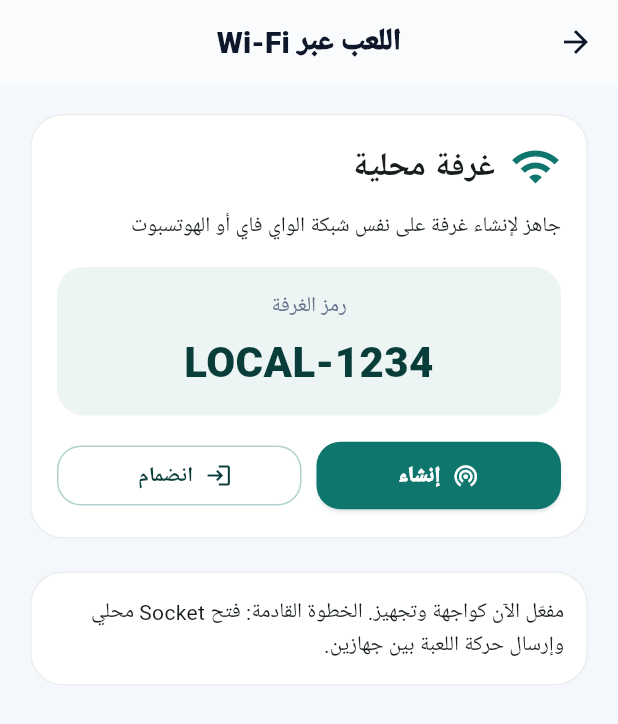
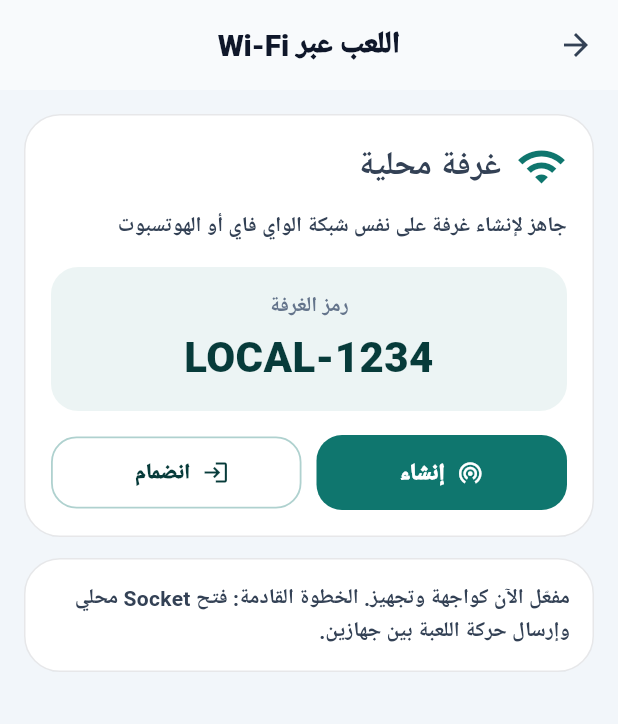
Before and after one commit to aljwaal1/gameslocal, a Flutter app: the screen it shows after launch, after a tap on "Wi‑Fi قديم", on a phone screen of 412 x 824 dp. Shown: the top 724 px of the screen. Run offline on Flutter 3.47's test engine with Material 3 defaults, Android fonts, the phone set to English and light mode, and no system bars; our stand-ins replace audioplayers, qr_flutter, shared_preferences; missing offline and left inert: flame.

Commit message:
Build premium global visual system

```diff
--- a/lib/design/app_theme.dart
+++ b/lib/design/app_theme.dart
@@ -1,21 +1,33 @@
 import 'package:flutter/material.dart';
 
 class AppColors {
-  static const background = Color(0xFFF4F7FB);
+  static const background = Color(0xFFF2F6FA);
+  static const backgroundWarm = Color(0xFFF9F6F0);
   static const surface = Color(0xFFFFFFFF);
+  static const surfaceSoft = Color(0xFFF8FAFC);
   static const primary = Color(0xFF0F766E);
-  static const primaryDark = Color(0xFF083D39);
-  static const accent = Color(0xFFFFB703);
-  static const accentSoft = Color(0xFFFFE8A3);
+  static const primaryDark = Color(0xFF073B3A);
+  static const primaryBright = Color(0xFF14B8A6);
+  static const accent = Color(0xFFF5B82E);
+  static const accentSoft = Color(0xFFFFE9A8);
   static const secondary = Color(0xFF6D28D9);
-  static const cyan = Color(0xFF0EA5E9);
-  static const success = Color(0xFF16A34A);
+  static const secondaryBright = Color(0xFF8B5CF6);
+  static const cyan = Color(0xFF0284C7);
+  static const success = Color(0xFF15803D);
   static const danger = Color(0xFFDC2626);
   static const ink = Color(0xFF0F172A);
+  static const inkSoft = Color(0xFF334155);
   static const muted = Color(0xFF64748B);
-  static const boardDark = Color(0xFF1F5D50);
-  static const boardLight = Color(0xFFF0E5C9);
-  static const navy = Color(0xFF0B1220);
+  static const boardDark = Color(0xFF174C43);
+  static const boardLight = Color(0xFFF3E8CC);
+  static const navy = Color(0xFF08111F);
+  static const hairline = Color(0x1A0F172A);
+
+  static const heroGradient = <Color>[
+    Color(0xFF073B3A),
+    Color(0xFF0F766E),
+    Color(0xFF5B21B6),
+  ];
 }
 
 class AppThemeFactory {
@@ -25,91 +37,232 @@ class AppThemeFactory {
       brightness: Brightness.light,
     ).copyWith(
       primary: AppColors.primary,
+      onPrimary: Colors.white,
       secondary: AppColors.secondary,
+      onSecondary: Colors.white,
       tertiary: AppColors.accent,
       error: AppColors.danger,
       surface: AppColors.surface,
+      onSurface: AppColors.ink,
+      surfaceContainerHighest: AppColors.surfaceSoft,
+      outline: const Color(0x330F172A),
+    );
+
+    const baseText = TextTheme(
+      headlineSmall: TextStyle(
+        color: AppColors.ink,
+        fontWeight: FontWeight.w900,
+        letterSpacing: -.2,
+      ),
+      titleLarge: TextStyle(
+        color: AppColors.ink,
+        fontWeight: FontWeight.w900,
+      ),
+      titleMedium: TextStyle(
+        color: AppColors.ink,
+        fontWeight: FontWeight.w800,
+      ),
+      bodyLarge: TextStyle(
+        color: AppColors.inkSoft,
+        fontWeight: FontWeight.w600,
+        height: 1.35,
+      ),
+      bodyMedium: TextStyle(
+        color: AppColors.inkSoft,
+        fontWeight: FontWeight.w600,
+        height: 1.35,
+      ),
+      labelLarge: TextStyle(fontWeight: FontWeight.w900),
     );
 
     return ThemeData(
       useMaterial3: true,
       colorScheme: scheme,
+      textTheme: baseText,
       scaffoldBackgroundColor: AppColors.background,
+      splashFactory: InkSparkle.splashFactory,
+      visualDensity: VisualDensity.standard,
       appBarTheme: const AppBarTheme(
         centerTitle: true,
-        backgroundColor: Color(0xFFF9FBFD),
+        backgroundColor: Color(0xFFF8FAFC),
         foregroundColor: AppColors.ink,
         elevation: 0,
         scrolledUnderElevation: 0,
         surfaceTintColor: Colors.transparent,
+        toolbarHeight: 60,
+        iconTheme: IconThemeData(color: AppColors.inkSoft, size: 24),
+        actionsIconTheme: IconThemeData(color: AppColors.inkSoft, size: 24),
         titleTextStyle: TextStyle(
           color: AppColors.ink,
           fontSize: 20,
           fontWeight: FontWeight.w900,
-          letterSpacing: .1,
+          letterSpacing: -.15,
         ),
       ),
       cardTheme: CardThemeData(
         elevation: 0,
         color: AppColors.surface,
         surfaceTintColor: Colors.transparent,
-        shadowColor: const Color(0x220F172A),
+        shadowColor: const Color(0x260F172A),
+        margin: EdgeInsets.zero,
         shape: RoundedRectangleBorder(
-          borderRadius: BorderRadius.circular(22),
-          side: const BorderSide(color: Color(0x140F172A)),
+          borderRadius: BorderRadius.circular(24),
+          side: const BorderSide(color: AppColors.hairline),
         ),
       ),
       filledButtonTheme: FilledButtonThemeData(
-        style: FilledButton.styleFrom(
-          backgroundColor: AppColors.primary,
-          foregroundColor: Colors.white,
-          elevation: 1,
-          shadowColor: const Color(0x440F766E),
-          shape: RoundedRectangleBorder(
-            borderRadius: BorderRadius.circular(16),
+        style: ButtonStyle(
+          minimumSize: const WidgetStatePropertyAll(Size(48, 50)),
+          padding: const WidgetStatePropertyAll(
+            EdgeInsets.symmetric(horizontal: 20, vertical: 14),
           ),
-          padding: const EdgeInsets.symmetric(horizontal: 18, vertical: 13),
-          textStyle: const TextStyle(fontWeight: FontWeight.w900),
+          foregroundColor: const WidgetStatePropertyAll(Colors.white),
+          backgroundColor: WidgetStateProperty.resolveWith((states) {
+            if (states.contains(WidgetState.disabled)) {
+              return const Color(0xFFCBD5E1);
+            }
+            if (states.contains(WidgetState.pressed)) {
+              return AppColors.primaryDark;
+            }
+            return AppColors.primary;
+          }),
+          overlayColor: const WidgetStatePropertyAll(Color(0x20FFFFFF)),
+          elevation: const WidgetStatePropertyAll(0),
+          shape: WidgetStatePropertyAll(
+            RoundedRectangleBorder(borderRadius: BorderRadius.circular(17)),
+          ),
+          textStyle: const WidgetStatePropertyAll(
+            TextStyle(fontWeight: FontWeight.w900, fontSize: 15),
+          ),
         ),
       ),
       outlinedButtonTheme: OutlinedButtonThemeData(
-        style: OutlinedButton.styleFrom(
+        style: ButtonStyle(
+          minimumSize: const WidgetStatePropertyAll(Size(48, 48)),
+          foregroundColor: const WidgetStatePropertyAll(AppColors.primaryDark),
+          side: const WidgetStatePropertyAll(
+            BorderSide(color: Color(0x550F766E), width: 1.2),
+          ),
+          overlayColor: const WidgetStatePropertyAll(Color(0x100F766E)),
+          shape: WidgetStatePropertyAll(
+            RoundedRectangleBorder(borderRadius: BorderRadius.circular(17)),
+          ),
+          textStyle: const WidgetStatePropertyAll(
+            TextStyle(fontWeight: FontWeight.w900),
+          ),
+        ),
+      ),
+      textButtonTheme: TextButtonThemeData(
+        style: TextButton.styleFrom(
           foregroundColor: AppColors.primaryDark,
-          side: const BorderSide(color: Color(0x550F766E)),
-          shape: RoundedRectangleBorder(
-            borderRadius: BorderRadius.circular(16),
-          ),
-          textStyle: const TextStyle(fontWeight: FontWeight.w800),
+          textStyle: const TextStyle(fontWeight: FontWeight.w900),
+          shape: RoundedRectangleBorder(borderRadius: BorderRadius.circular(14)),
+        ),
+      ),
+      iconButtonTheme: IconButtonThemeData(
+        style: ButtonStyle(
+          foregroundColor: const WidgetStatePropertyAll(AppColors.inkSoft),
+          backgroundColor: WidgetStateProperty.resolveWith((states) {
+            if (states.contains(WidgetState.pressed)) {
+              return const Color(0x140F766E);
+            }
+            return Colors.transparent;
+          }),
+          shape: const WidgetStatePropertyAll(CircleBorder()),
         ),
       ),
       inputDecorationTheme: InputDecorationTheme(
         filled: true,
         fillColor: Colors.white,
-        contentPadding: const EdgeInsets.symmetric(horizontal: 14, vertical: 12),
+        contentPadding: const EdgeInsets.symmetric(horizontal: 16, vertical: 14),
+        hintStyle: const TextStyle(
+          color: AppColors.muted,
+          fontWeight: FontWeight.w600,
+        ),
+        labelStyle: const TextStyle(
+          color: AppColors.inkSoft,
+          fontWeight: FontWeight.w800,
+        ),
         border: OutlineInputBorder(
-          borderRadius: BorderRadius.circular(16),
-          borderSide: const BorderSide(color: Color(0x220F172A)),
+          borderRadius: BorderRadius.circular(17),
+          borderSide: const BorderSide(color: AppColors.hairline),
         ),
         enabledBorder: OutlineInputBorder(
-          borderRadius: BorderRadius.circular(16),
-          borderSide: const BorderSide(color: Color(0x220F172A)),
+          borderRadius: BorderRadius.circular(17),
+          borderSide: const BorderSide(color: Color(0x240F172A)),
         ),
         focusedBorder: OutlineInputBorder(
-          borderRadius: BorderRadius.circular(16),
-          borderSide: const BorderSide(color: AppColors.cyan, width: 2),
+          borderRadius: BorderRadius.circular(17),
+          borderSide: const BorderSide(color: AppColors.primaryBright, width: 2),
+        ),
+        errorBorder: OutlineInputBorder(
+          borderRadius: BorderRadius.circular(17),
+          borderSide: const BorderSide(color: AppColors.danger),
         ),
       ),
       chipTheme: ChipThemeData(
         backgroundColor: Colors.white,
         selectedColor: AppColors.accentSoft,
-        side: const BorderSide(color: Color(0x180F172A)),
+        side: const BorderSide(color: AppColors.hairline),
+        padding: const EdgeInsets.symmetric(horizontal: 7, vertical: 4),
         labelStyle: const TextStyle(
           color: AppColors.ink,
           fontWeight: FontWeight.w800,
         ),
         shape: RoundedRectangleBorder(borderRadius: BorderRadius.circular(14)),
       ),
-      dividerColor: const Color(0x180F172A),
+      dialogTheme: DialogThemeData(
+        backgroundColor: Colors.white,
+        surfaceTintColor: Colors.transparent,
+        elevation: 8,
+        shadowColor: const Color(0x380F172A),
+        shape: RoundedRectangleBorder(borderRadius: BorderRadius.circular(28)),
+        titleTextStyle: const TextStyle(
+          color: AppColors.ink,
+          fontSize: 21,
+          fontWeight: FontWeight.w900,
+        ),
+        contentTextStyle: const TextStyle(
+          color: AppColors.inkSoft,
+          fontSize: 15,
+          fontWeight: FontWeight.w600,
+          height: 1.4,
+        ),
+      ),
+      bottomSheetTheme: const BottomSheetThemeData(
+        backgroundColor: Colors.white,
+        surfaceTintColor: Colors.transparent,
+        showDragHandle: true,
+        dragHandleColor: Color(0x5564748B),
+        elevation: 12,
+        shadowColor: Color(0x440F172A),
+        shape: RoundedRectangleBorder(
+          borderRadius: BorderRadius.vertical(top: Radius.circular(28)),
+        ),
+      ),
+      snackBarTheme: SnackBarThemeData(
+        behavior: SnackBarBehavior.floating,
+        backgroundColor: AppColors.navy,
+        contentTextStyle: const TextStyle(
+          color: Colors.white,
+          fontWeight: FontWeight.w700,
+        ),
+        actionTextColor: AppColors.accent,
+        elevation: 8,
+        insetPadding: const EdgeInsets.all(14),
+        shape: RoundedRectangleBorder(borderRadius: BorderRadius.circular(17)),
+      ),
+      progressIndicatorTheme: const ProgressIndicatorThemeData(
+        color: AppColors.primaryBright,
+        linearTrackColor: Color(0x220F766E),
+        circularTrackColor: Color(0x220F766E),
+      ),
+      dividerColor: AppColors.hairline,
+      dividerTheme: const DividerThemeData(
+        color: AppColors.hairline,
+        thickness: 1,
+        space: 20,
+      ),
     );
   }
 }
```
